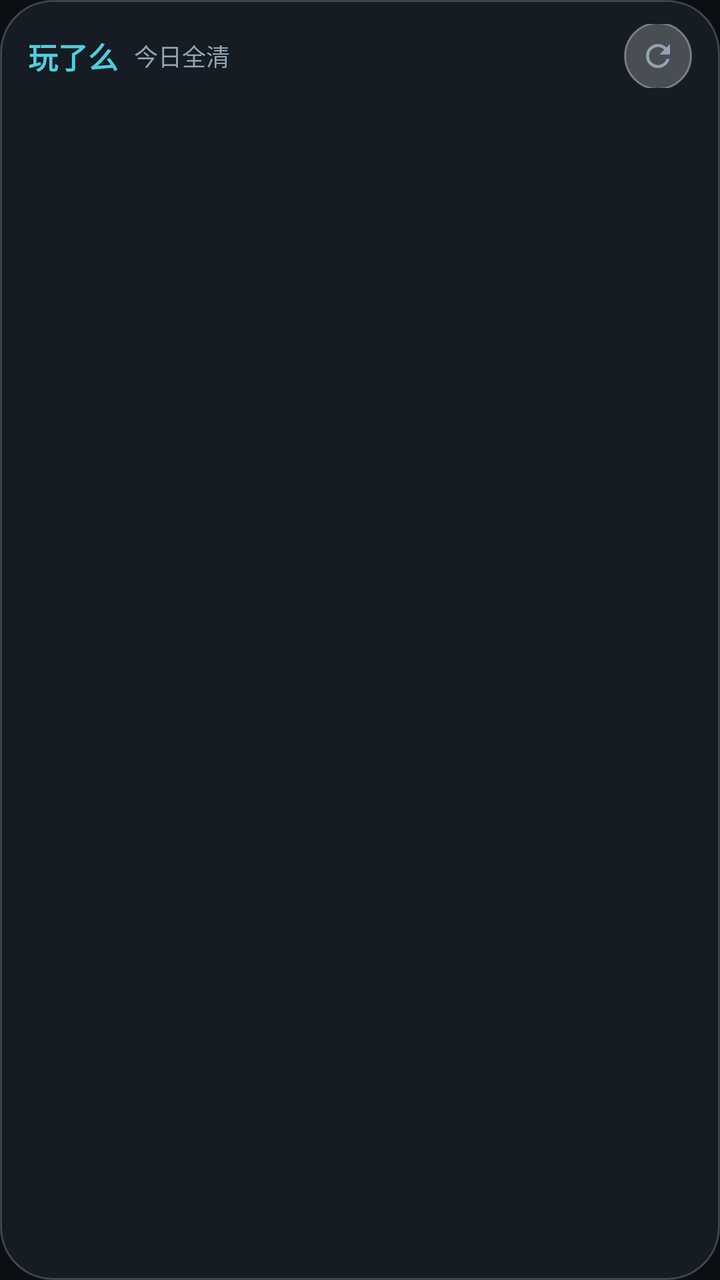
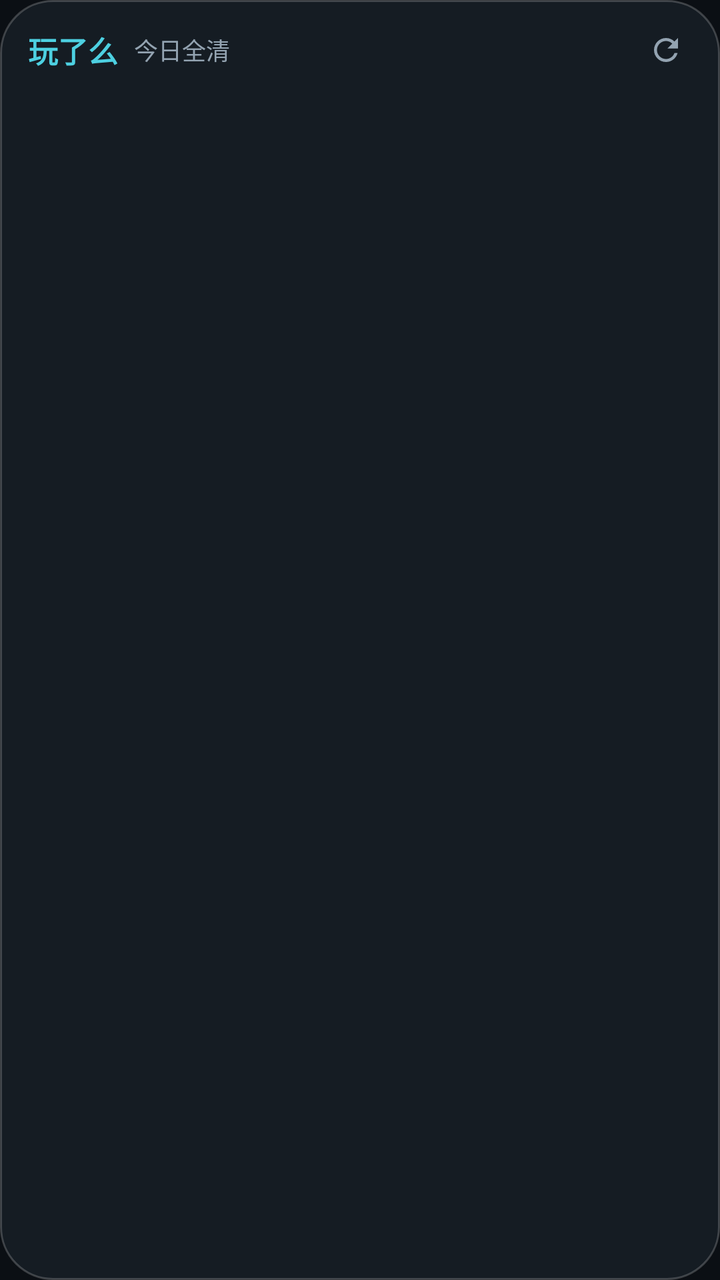

Screens rendered from an Android XML layout before and after an edit, with the pre-edit source and the edit as a unified diff.
<!-- AndroidManifest.xml: application theme Theme.GameTodo -->
<!-- res/layout/widget_main.xml -->
<?xml version="1.0" encoding="utf-8"?>
<LinearLayout xmlns:android="http://schemas.android.com/apk/res/android"
    android:layout_width="match_parent"
    android:layout_height="match_parent"
    android:background="@drawable/widget_bg"
    android:orientation="vertical"
    android:padding="12dp">

    
    <LinearLayout
        android:id="@+id/wg_header"
        android:layout_width="match_parent"
        android:layout_height="32dp"
        android:background="@drawable/widget_header_ripple"
        android:gravity="center_vertical"
        android:orientation="horizontal"
        android:paddingStart="2dp"
        android:paddingEnd="2dp">

        <TextView
            android:id="@+id/wg_title"
            android:layout_width="wrap_content"
            android:layout_height="wrap_content"
            android:text="玩了么"
            android:textColor="#4DD0E1"
            android:textSize="15sp"
            android:textStyle="bold" />

        <TextView
            android:id="@+id/wg_count"
            android:layout_width="0dp"
            android:layout_height="wrap_content"
            android:layout_marginStart="8dp"
            android:layout_weight="1"
            android:text="今日全清"
            android:textColor="#93A3B1"
            android:textSize="12sp" />

        <ImageView
            android:id="@+id/wg_refresh"
            android:layout_width="34dp"
            android:layout_height="34dp"
            android:background="@drawable/widget_btn_ripple"
            android:contentDescription="刷新"
            android:padding="8dp"
            android:src="@drawable/ic_widget_refresh" />
    </LinearLayout>

    
    <ListView
        android:id="@android:id/list"
        android:layout_width="match_parent"
        android:layout_height="0dp"
        android:layout_marginTop="6dp"
        android:layout_weight="1"
        android:cacheColorHint="@android:color/transparent"
        android:divider="@android:color/transparent"
        android:dividerHeight="2dp"
        android:listSelector="@android:color/transparent"
        android:scrollbars="none" />

    <TextView
        android:id="@+id/wg_empty"
        android:layout_width="match_parent"
        android:layout_height="0dp"
        android:layout_marginTop="6dp"
        android:layout_weight="1"
        android:gravity="center"
        android:text="今天的活儿都清完了，去玩吧"
        android:textColor="#93A3B1"
        android:textSize="13sp"
        android:visibility="gone" />

</LinearLayout>
<!-- resources referenced by this layout -->
<resources>
  <!-- drawable ic_widget_refresh (drawable) -->
  <vector xmlns:android="http://schemas.android.com/apk/res/android"
      android:width="24dp"
      android:height="24dp"
      android:viewportWidth="24"
      android:viewportHeight="24">
      <path
          android:fillColor="#93A3B1"
          android:pathData="M17.65,6.35C16.2,4.9 14.21,4 12,4c-4.42,0 -7.99,3.58 -8,8s3.57,8 7.99,8c3.73,0 6.84,-2.55 7.73,-6h-2.08c-0.82,2.33 -3.04,4 -5.65,4 -3.31,0 -6,-2.69 -6,-6s2.69,-6 6,-6c1.66,0 3.14,0.69 4.22,1.78L13,11h7V4l-2.35,2.35z" />
  </vector>
  <!-- drawable widget_bg (drawable) -->
  <?xml version="1.0" encoding="utf-8"?>
  <shape xmlns:android="http://schemas.android.com/apk/res/android"
      android:shape="rectangle">
      <solid android:color="#FA161D24" />
      <corners android:radius="26dp" />
      <stroke
          android:width="1dp"
          android:color="#33FFFFFF" />
  </shape>
  <!-- drawable widget_btn_ripple (drawable) -->
  <?xml version="1.0" encoding="utf-8"?>
  <ripple xmlns:android="http://schemas.android.com/apk/res/android"
      android:color="#59FFFFFF">
      <item>
          <shape android:shape="oval">
              <solid android:color="#38FFFFFF" />
              <stroke
                  android:width="1dp"
                  android:color="#59FFFFFF" />
          </shape>
      </item>
  </ripple>
  <!-- drawable widget_header_ripple (drawable) -->
  <?xml version="1.0" encoding="utf-8"?>
  <ripple xmlns:android="http://schemas.android.com/apk/res/android"
      android:color="#1FFFFFFF">
      <item>
          <shape android:shape="rectangle">
              <solid android:color="#00000000" />
              <corners android:radius="8dp" />
          </shape>
      </item>
  </ripple>
  <style name="Theme.GameTodo" parent="android:Theme.Material.NoActionBar">
          <item name="android:windowBackground">@color/boot_bg</item>
          <item name="android:statusBarColor">@android:color/transparent</item>
          <item name="android:navigationBarColor">@android:color/transparent</item>
          <item name="android:windowLightStatusBar" tools:targetApi="m">false</item>
      </style>
  <color name="boot_bg">#0B0F14</color>
</resources>

<!-- the commit's change to res/layout/widget_main.xml (unified diff, before → after) -->
@@ -10,7 +10,7 @@
     <LinearLayout
         android:id="@+id/wg_header"
         android:layout_width="match_parent"
-        android:layout_height="32dp"
+        android:layout_height="26dp"
         android:background="@drawable/widget_header_ripple"
         android:gravity="center_vertical"
         android:orientation="horizontal"
@@ -38,11 +38,11 @@
 
         <ImageView
             android:id="@+id/wg_refresh"
-            android:layout_width="34dp"
-            android:layout_height="34dp"
-            android:background="@drawable/widget_btn_ripple"
+            android:layout_width="26dp"
+            android:layout_height="26dp"
+            android:background="@drawable/widget_icon_ripple"
             android:contentDescription="刷新"
-            android:padding="8dp"
+            android:padding="4dp"
             android:src="@drawable/ic_widget_refresh" />
     </LinearLayout>
 
<!-- resource entries referenced after the edit -->
@@ -20,19 +20,6 @@
           android:width="1dp"
           android:color="#33FFFFFF" />
   </shape>
-  <!-- drawable widget_btn_ripple (drawable) -->
-  <?xml version="1.0" encoding="utf-8"?>
-  <ripple xmlns:android="http://schemas.android.com/apk/res/android"
-      android:color="#59FFFFFF">
-      <item>
-          <shape android:shape="oval">
-              <solid android:color="#38FFFFFF" />
-              <stroke
-                  android:width="1dp"
-                  android:color="#59FFFFFF" />
-          </shape>
-      </item>
-  </ripple>
   <!-- drawable widget_header_ripple (drawable) -->
   <?xml version="1.0" encoding="utf-8"?>
   <ripple xmlns:android="http://schemas.android.com/apk/res/android"
@@ -41,6 +28,16 @@
           <shape android:shape="rectangle">
               <solid android:color="#00000000" />
               <corners android:radius="8dp" />
+          </shape>
+      </item>
+  </ripple>
+  <!-- drawable widget_icon_ripple (drawable) -->
+  <?xml version="1.0" encoding="utf-8"?>
+  <ripple xmlns:android="http://schemas.android.com/apk/res/android"
+      android:color="#40FFFFFF">
+      <item>
+          <shape android:shape="oval">
+              <solid android:color="#00000000" />
           </shape>
       </item>
   </ripple>
